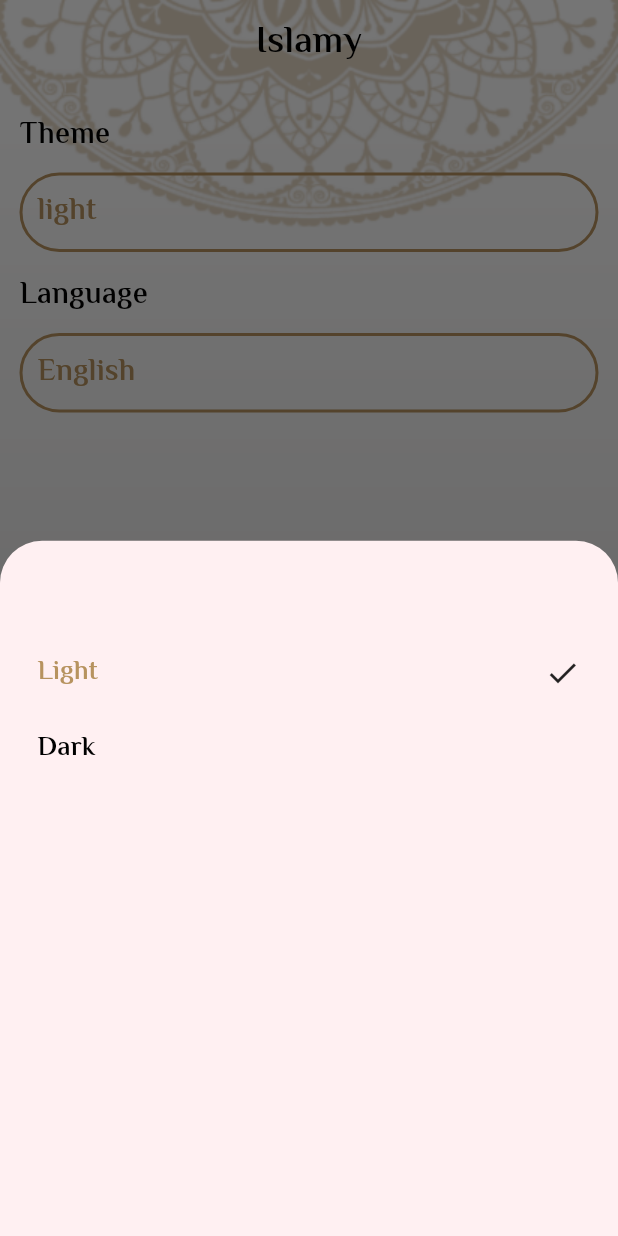
After one commit to ahmedtalaatelsahy/islami-project, a Flutter app: the screen it shows after launch, item 5 of the bottom bar chosen, after a tap on "light", on a phone screen of 412 x 824 dp. The commit adds this screen. Run offline on Flutter 3.47's test engine with Material 3 defaults, Android fonts, the phone set to English and light mode, and no system bars; generated files the repository leaves out were written again.

Commit message:
+ finish settings tab design

```diff
--- a/lib/l10n/app_ar.arb
+++ b/lib/l10n/app_ar.arb
@@ -6,5 +6,6 @@
   "ahdethTab": "احاديث",
   "radioTab": "الاذاعة",
   "ahadeth": "الاحاديث",
-  "sebhaCount":"عدد التسبيحات"
+  "sebhaCount":"عدد التسبيحات",
+  "settingsTab":"الاعدادات"
 }
--- a/lib/l10n/app_en.arb
+++ b/lib/l10n/app_en.arb
@@ -6,5 +6,6 @@
   "ahdethTab": "ahadeth",
   "radioTab": "radio",
   "ahadeth": "Ahadeth",
-  "sebhaCount": "Sebha Count"
+  "sebhaCount": "Sebha Count",
+  "settingsTab": "settings"
 }
--- a/lib/main.dart
+++ b/lib/main.dart
@@ -31,7 +31,7 @@ class MyApp extends StatelessWidget {
 
       localizationsDelegates: AppLocalizations.localizationsDelegates,
       supportedLocales: AppLocalizations.supportedLocales,
-      locale: Locale('ar'),
+      locale: Locale('en'),
     );
   }
 }
--- a/lib/ui/home/home_screen.dart
+++ b/lib/ui/home/home_screen.dart
@@ -2,6 +2,7 @@ import 'package:flutter/material.dart';
 import 'package:islami/ui/home/ahadeth/hadeth_tab.dart';
 import 'package:islami/ui/home/quran/quran_tab.dart';
 import 'package:islami/ui/home/radio/radio_tab.dart';
+import 'package:islami/ui/home/settings/settins_tab.dart';
 import 'package:islami/ui/home/tasbeh/tasbeh_tab.dart';
 import 'package:islami/ui/translation.dart';
 
@@ -16,7 +17,7 @@ class HomeScreen extends StatefulWidget {
 }
 
 class _HomeScreenState extends State<HomeScreen> {
-  List<Widget> tabs=[QuranTab(),TasbehTab(),HadethTab(),RadioTab()];
+  List<Widget> tabs=[QuranTab(),TasbehTab(),HadethTab(),RadioTab(),SettinsTab()];
 int selectedIndex=0;
 
   @override
@@ -45,9 +46,9 @@ int selectedIndex=0;
             items:[
           BottomNavigationBarItem(icon: ImageIcon(AssetImage("assets/images/moshaf_blue.png")),label: getTranslation(context).quranTab,backgroundColor: Theme.of(context).colorScheme.primary),
           BottomNavigationBarItem(icon: ImageIcon(AssetImage('assets/images/sebha.png')),label: getTranslation(context).sebhaTab,backgroundColor: Theme.of(context).colorScheme.primary),
-          BottomNavigationBarItem(icon: ImageIcon(AssetImage('assets/images/quran-quran-svgrepo-com.png')),label: getTranslation(context).ahdethTab,backgroundColor: Theme.of(context).colorScheme.primary),
+          BottomNavigationBarItem(icon: ImageIcon(AssetImage('assets/images/quran-quran-svgrepo-com.png'),size: 35,),label: getTranslation(context).ahdethTab,backgroundColor: Theme.of(context).colorScheme.primary),
           BottomNavigationBarItem(icon: ImageIcon(AssetImage('assets/images/radio.png')),label:getTranslation(context).radioTab,backgroundColor: Theme.of(context).colorScheme.primary),
-
+          BottomNavigationBarItem(icon: Icon(Icons.settings,size: 35,),label: getTranslation(context).settingsTab,backgroundColor: Theme.of(context).colorScheme.primary)
         ] ),
         body:tabs[selectedIndex]
       ),
--- /dev/null
+++ b/lib/ui/home/settings/language_bottom_sheet.dart
@@ -0,0 +1,44 @@
+import 'package:flutter/material.dart';
+import 'package:islami/ui/style/theme.dart';
+
+class LanguageBottomSheet extends StatelessWidget {
+  const LanguageBottomSheet({super.key});
+
+  @override
+  Widget build(BuildContext context) {
+    return Column(crossAxisAlignment: CrossAxisAlignment.start,
+      children: [
+        SizedBox(
+          height: 50,
+        ),
+        Padding(
+          padding: const EdgeInsets.all(25.0),
+          child: selecteditem(context, 'English')
+        ),
+        Padding(
+          padding: const EdgeInsets.only(left: 25,right: 25,),
+          child: unSelectedItem(context, 'العربية')
+        ),
+      ],
+    );
+  }
+  Widget selecteditem(BuildContext context,String text){
+    return Row(
+      mainAxisAlignment: MainAxisAlignment.spaceBetween,
+      children: [
+        Text(
+          text,
+          style: Theme.of(context).textTheme.titleSmall?.copyWith(color: MyTheme.lightPrimary),
+
+        ),
+        Icon(Icons.check)
+      ],
+    );
+  }
+  Widget unSelectedItem(BuildContext context,String text){
+    return Text(
+      'العربية',
+      style: Theme.of(context).textTheme.titleSmall,
+    );
+  }
+}
--- /dev/null
+++ b/lib/ui/home/settings/settins_tab.dart
@@ -0,0 +1,100 @@
+import 'package:flutter/material.dart';
+import 'package:islami/ui/home/settings/theme_bottom_sheet.dart';
+
+import 'language_bottom_sheet.dart';
+
+class SettinsTab extends StatelessWidget {
+  const SettinsTab({super.key});
+
+  @override
+  Widget build(BuildContext context) {
+    return Column(
+      children: [
+        SizedBox(
+          height: 20,
+        ),
+        Row(
+          children: [
+            Padding(
+              padding: const EdgeInsets.only(left: 13),
+              child: Text(
+                'Theme',
+                style: TextStyle(fontSize: 20, color: Colors.black),
+              ),
+            ),
+          ],
+        ),
+        Padding(
+          padding: const EdgeInsets.only(left: 13, top: 10, right: 13),
+          child: InkWell(onTap: (){
+            showThemeBottomSheet(context);
+          },
+            child: Container(
+              padding: EdgeInsets.all(10),
+              width: double.infinity,
+              child: Text(
+                'light',
+                style: TextStyle(
+                    fontSize: 20, color: Theme.of(context).colorScheme.primary),
+              ),
+              decoration: BoxDecoration(
+                  borderRadius: BorderRadius.circular(30),
+                  color: Colors.transparent,
+                  border:
+                      Border.all(color: Theme.of(context).colorScheme.primary,width: 2)),
+            ),
+          ),
+        ),
+        SizedBox(
+          height: 15,
+        ),
+        Row(
+          children: [
+            Padding(
+              padding: const EdgeInsets.only(left: 13),
+              child: Text(
+                'Language',
+                style: TextStyle(fontSize: 20, color: Colors.black),
+              ),
+            ),
+          ],
+        ),
+        Padding(
+          padding: const EdgeInsets.only(left: 13, top: 10, right: 13),
+          child: InkWell(onTap: (){
+            showLanguageBottomSheet(context);
+          },
+            child: Container(
+              padding: EdgeInsets.all(10),
+              width: double.infinity,
+              child: Text(
+                'English',
+                style: TextStyle(
+                    fontSize: 20, color: Theme.of(context).colorScheme.primary),
+              ),
+              decoration: BoxDecoration(
+                  borderRadius: BorderRadius.circular(30),
+                  color: Colors.transparent,
+                  border:
+                      Border.all(color: Theme.of(context).colorScheme.primary,width: 2) ),
+            ),
+          ),
+        )
+      ],
+    );
+  }
+  void showThemeBottomSheet(BuildContext context){
+    showModalBottomSheet(context: context,
+        builder: (context) {
+          return ThemeBottomSheet();
+        },
+    );
+  }
+  void showLanguageBottomSheet(BuildContext context){
+    showModalBottomSheet(context: context,
+      builder: (context) {
+        return LanguageBottomSheet();
+      },
+    );
+  }
+}
--- /dev/null
+++ b/lib/ui/home/settings/theme_bottom_sheet.dart
@@ -0,0 +1,44 @@
+import 'package:flutter/material.dart';
+import 'package:islami/ui/style/theme.dart';
+
+class ThemeBottomSheet extends StatelessWidget {
+  const ThemeBottomSheet({super.key});
+
+  @override
+  Widget build(BuildContext context) {
+    return Column(crossAxisAlignment: CrossAxisAlignment.start,
+      children: [
+        SizedBox(
+          height: 50,
+        ),
+        Padding(
+          padding: const EdgeInsets.all(25.0),
+          child: selecteditem(context, 'Light')
+        ),
+        Padding(
+          padding: const EdgeInsets.only(left: 25,right: 25,),
+          child: unSelectedItem(context, 'Dark')
+        ),
+      ],
+    );
+  }
+  Widget selecteditem(BuildContext context,String text){
+    return Row(
+      mainAxisAlignment: MainAxisAlignment.spaceBetween,
+      children: [
+        Text(
+          text,
+          style: Theme.of(context).textTheme.titleSmall?.copyWith(color: MyTheme.lightPrimary),
+
+        ),
+        Icon(Icons.check)
+      ],
+    );
+  }
+  Widget unSelectedItem(BuildContext context,String text){
+    return Text(
+      'Dark',
+      style: Theme.of(context).textTheme.titleSmall,
+    );
+  }
+}
```
